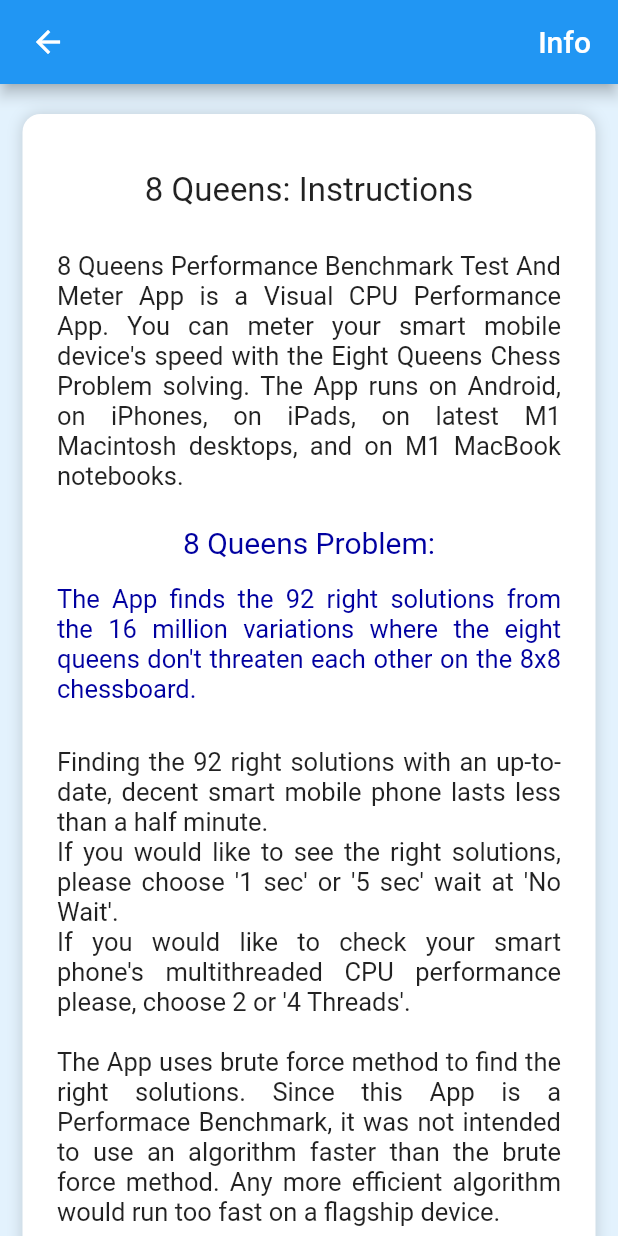
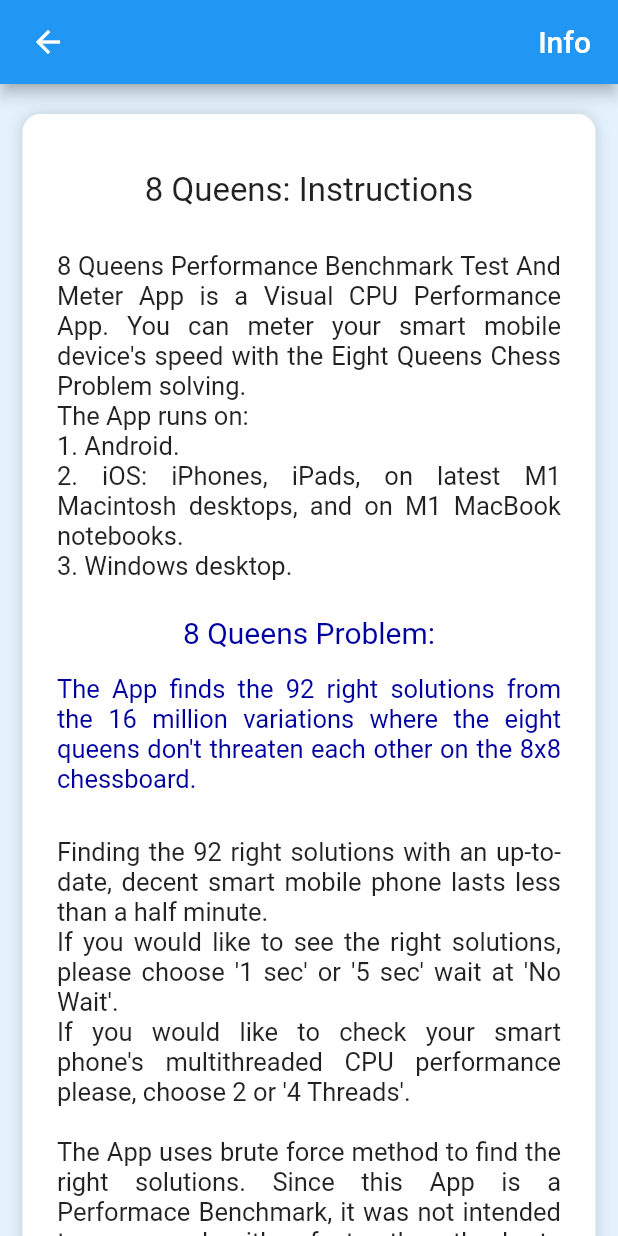
Before and after one commit to jackdavis01/mobile, a Flutter app: the screen it shows after launch, after a tap on the "info" icon, on a phone screen of 412 x 824 dp. Run offline on Flutter 3.47's test engine with Material 2 defaults, Android fonts, the light colour scheme and no system bars; our stand-ins replace flutter_svg, package_info_plus; missing offline and left inert: window_size.

Commit message:
8 Queens 3.0.3009, Windows version

```diff
--- a/eightqueens/lib/main.dart
+++ b/eightqueens/lib/main.dart
@@ -1,7 +1,15 @@
+import 'dart:io';
 import 'package:flutter/material.dart';
+import 'package:window_size/window_size.dart';
 import 'mainframe.dart';
 
 void main() {
+  WidgetsFlutterBinding.ensureInitialized();
+  if (Platform.isWindows || Platform.isLinux || Platform.isMacOS) {
+    setWindowTitle(GC.sTitle);
+    setWindowMaxSize(const Size(1120, 800));
+    setWindowMinSize(const Size(560, 380));
+  }
   runApp(const MainApp());
 }
 
--- a/eightqueens/lib/mainframe.dart
+++ b/eightqueens/lib/mainframe.dart
@@ -1,3 +1,4 @@
+import 'dart:ui';
 import 'package:flutter/material.dart';
 import 'pages/homepage.dart';
 
@@ -13,11 +14,25 @@ class _MainFrameState extends State<MainFrame> {
   Widget build(BuildContext context) {
     return MaterialApp(
       //debugShowCheckedModeBanner: false,
+      scrollBehavior: DragPointerDeviceScrollBehavior(),
       title: '8 Queens',
       theme: ThemeData(
         primarySwatch: Colors.blue,
       ),
-      home: const HomePage(title: '8 Queens Performance Benchmark'),
+      home: const HomePage(title: GC.sTitle),
     );
   }
 }
+
+class GC {
+  static const String sTitle = '8 Queens Performance Benchmark';
+}
+
+class DragPointerDeviceScrollBehavior extends MaterialScrollBehavior {
+  // Override behavior methods and getters like dragDevices
+  @override
+  Set<PointerDeviceKind> get dragDevices => {
+    PointerDeviceKind.touch,
+    PointerDeviceKind.mouse,
+  };
+}
--- a/eightqueens/lib/pages/infopage.dart
+++ b/eightqueens/lib/pages/infopage.dart
@@ -105,10 +105,13 @@ class _InfoPageState extends State<InfoPage> {
                                       '8 Queens Performance Benchmark Test '
                                       'And Meter App is a Visual CPU Performance App. '
                                       "You can meter your smart mobile device's speed "
-                                      'with the Eight Queens Chess Problem solving. '
-                                      'The App runs on Android, on iPhones, on iPads, '
+                                      'with the Eight Queens Chess Problem solving.\n'
+                                      'The App runs on:\n'
+                                      '1. Android.\n'
+                                      '2. iOS: iPhones, iPads, '
                                       'on latest M1 Macintosh desktops, '
-                                      'and on M1 MacBook notebooks.',
+                                      'and on M1 MacBook notebooks.\n'
+                                      '3. Windows desktop.',
                                       textAlign: TextAlign.justify,
                                       style: TextStyle(fontSize: 17)),
                                 ),
```
Also changed, not shown: eightqueens/pubspec.yaml (+5 -2 lines), eightqueens/pubspec.lock, 6 other files.
